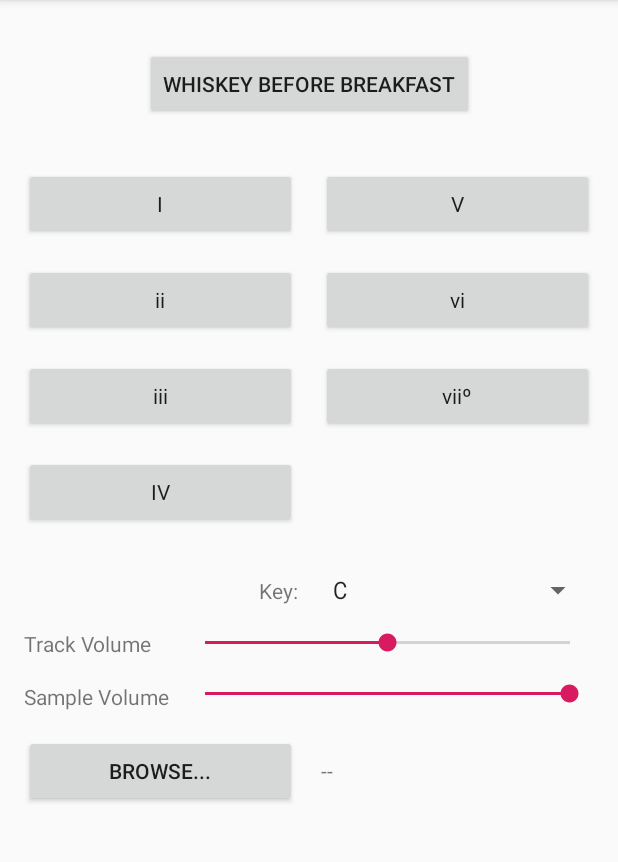
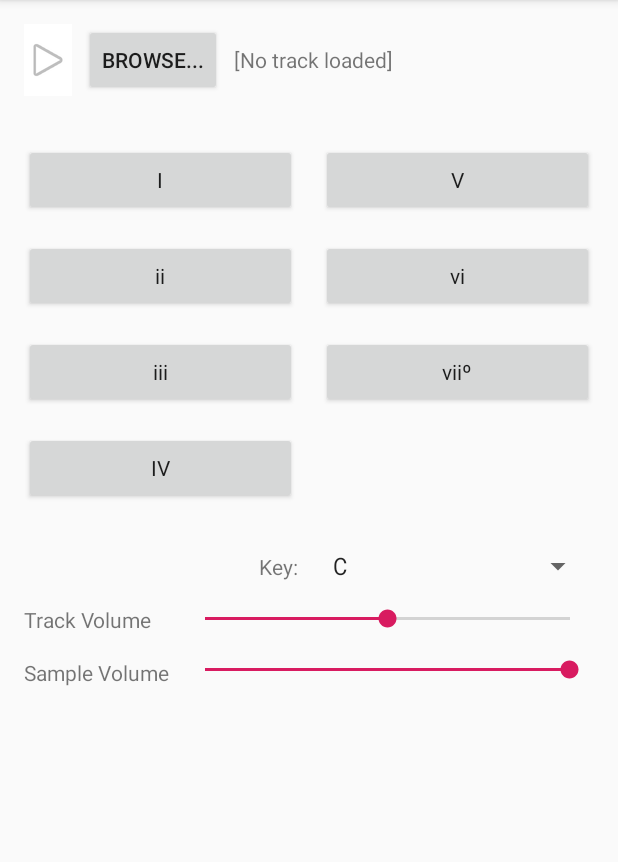
Before and after one commit to zwiebelspaetzle/chord-prog-android, an Android app: the screen it shows after launch (MainActivity), on a phone screen of 412 x 824 dp, the part 84-946 px from its top. Run offline under Robolectric (Android 15) with nearby library versions, the phone set to English and light mode, and no system bars; 1 statement that could not run was skipped.

Commit message:
browse button layout nicer

```diff
--- a/app/src/main/java/com/example/chordprogressions/MainActivity.kt
+++ b/app/src/main/java/com/example/chordprogressions/MainActivity.kt
@@ -2,6 +2,7 @@ package com.example.chordprogressions
 
 import android.app.Activity
 import android.content.Intent
+import android.graphics.Color
 import android.support.v7.app.AppCompatActivity
 import android.os.Bundle
 import android.media.MediaPlayer
@@ -10,6 +11,7 @@ import android.view.View
 import android.media.AudioAttributes
 import android.media.MediaMetadataRetriever
 import android.net.Uri
+import android.support.v7.widget.AppCompatImageButton
 import android.util.Log
 import android.widget.*
 import kotlinx.android.synthetic.main.activity_main.*
@@ -24,6 +26,7 @@ class MainActivity : AppCompatActivity(), AdapterView.OnItemSelectedListener {
     private lateinit var trackUri: Uri
     private lateinit var soundPool: SoundPool
     private lateinit var keys: Array<String>
+    private lateinit var playPauseButton: AppCompatImageButton
     private var mediaMetadataRetriever: MediaMetadataRetriever = MediaMetadataRetriever()
     private var mediaPlayer: MediaPlayer = MediaPlayer()
     private var sampleArray = IntArray(7)
@@ -33,6 +36,12 @@ class MainActivity : AppCompatActivity(), AdapterView.OnItemSelectedListener {
     override fun onCreate(savedInstanceState: Bundle?) {
         super.onCreate(savedInstanceState)
         setContentView(R.layout.activity_main)
+
+        // set up play/pause button
+        playPauseButton = findViewById(R.id.playPauseButton)
+        playPauseButton.isEnabled = false
+        playPauseButton.isClickable = false
+        playPauseButton.setBackgroundColor(Color.WHITE)
 
         // set up mediaPlayer
         mediaPlayer.setVolume(trackVolume, trackVolume)
@@ -127,6 +136,9 @@ class MainActivity : AppCompatActivity(), AdapterView.OnItemSelectedListener {
     }
 
     private fun handleMediaPlayerPrepared() {
+        playPauseButton.isEnabled = true
+        playPauseButton.isClickable = true
+        playPauseButton.setBackgroundColor(Color.GREEN)
         Toast.makeText(this, "prepared", Toast.LENGTH_SHORT).show()
     }
 
--- a/app/src/main/res/layout/activity_main.xml
+++ b/app/src/main/res/layout/activity_main.xml
@@ -16,24 +16,18 @@
             android:onClick="playSample"
             android:layout_marginStart="16dp"
             app:layout_constraintEnd_toStartOf="@+id/s5button" android:layout_marginEnd="16dp"
-            android:layout_marginTop="32dp" app:layout_constraintTop_toBottomOf="@+id/button3"
-            app:layout_constraintHorizontal_bias="0.5" style="@style/AppTheme" android:soundEffectsEnabled="false"/>
-    <Button
-            android:text="@string/button_play"
-            android:layout_width="wrap_content"
-            android:layout_height="wrap_content" app:layout_constraintTop_toTopOf="parent"
-            app:layout_constraintStart_toStartOf="parent" android:layout_marginTop="32dp"
-            app:layout_constraintEnd_toEndOf="parent" android:id="@+id/button3" android:onClick="playMediaPlayer"
-            android:soundEffectsEnabled="false"/>
+            app:layout_constraintHorizontal_bias="0.5" style="@style/AppTheme" android:soundEffectsEnabled="false"
+            android:layout_marginTop="32dp" app:layout_constraintTop_toBottomOf="@+id/browseButton"/>
     <Button
             android:text="@string/button_5th"
             android:layout_width="0dp"
             android:layout_height="wrap_content"
             android:id="@+id/s5button"
             android:onClick="playSample" app:layout_constraintEnd_toEndOf="parent"
-            android:layout_marginEnd="16dp" android:layout_marginTop="32dp"
-            app:layout_constraintTop_toBottomOf="@+id/button3" app:layout_constraintStart_toEndOf="@+id/s1button"
-            app:layout_constraintHorizontal_bias="0.5" style="@style/AppTheme" android:soundEffectsEnabled="false"/>
+            android:layout_marginEnd="16dp"
+            app:layout_constraintStart_toEndOf="@+id/s1button"
+            app:layout_constraintHorizontal_bias="0.5" style="@style/AppTheme" android:soundEffectsEnabled="false"
+            android:layout_marginTop="32dp" app:layout_constraintTop_toBottomOf="@+id/browseButton"/>
     <Spinner
             android:layout_width="0dp"
             android:layout_height="wrap_content"
@@ -133,18 +127,30 @@
             app:layout_constraintTop_toBottomOf="@+id/trackVolumeSeekBar"/>
     <Button
             android:text="@string/browse_button_text"
-            android:layout_width="0dp"
+            android:layout_width="wrap_content"
             android:layout_height="wrap_content"
-            app:layout_constraintStart_toStartOf="parent" android:layout_marginStart="16dp"
             android:id="@+id/browseButton"
-            android:onClick="performFileSearch" app:layout_constraintHorizontal_bias="0.5"
-            app:layout_constraintEnd_toStartOf="@+id/trackNameView" android:layout_marginEnd="16dp"
-            android:layout_marginTop="16dp" app:layout_constraintTop_toBottomOf="@+id/sampleVolumeLabel"/>
+            android:onClick="performFileSearch"
+            app:layout_constraintEnd_toStartOf="@+id/trackNameView"
+            android:layout_marginEnd="8dp" app:layout_constraintStart_toEndOf="@+id/playPauseButton"
+            android:layout_marginStart="8dp" app:layout_constraintHorizontal_bias="0.5" android:layout_marginTop="16dp"
+            app:layout_constraintTop_toTopOf="parent"/>
     <TextView
             android:layout_width="0dp"
             android:layout_height="wrap_content"
-            android:id="@+id/trackNameView" app:layout_constraintStart_toEndOf="@+id/browseButton"
-            app:layout_constraintHorizontal_bias="0.5" app:layout_constraintEnd_toEndOf="parent"
-            android:layout_marginEnd="16dp" android:text="@string/track_name_view_default"
-            app:layout_constraintBaseline_toBaselineOf="@+id/browseButton"/>
+            android:id="@+id/trackNameView"
+            android:text="@string/track_name_view_default"
+            app:layout_constraintBaseline_toBaselineOf="@+id/browseButton" app:layout_constraintEnd_toEndOf="parent"
+            android:layout_marginEnd="8dp" app:layout_constraintStart_toEndOf="@+id/browseButton"
+            app:layout_constraintHorizontal_bias="0.5"/>
+    <ImageButton
+            android:layout_width="wrap_content"
+            android:layout_height="48dp" app:srcCompat="@android:drawable/ic_media_play"
+            android:id="@+id/playPauseButton"
+            app:layout_constraintStart_toStartOf="parent"
+            android:layout_marginStart="16dp" android:layout_marginTop="16dp"
+            app:layout_constraintTop_toTopOf="parent" app:layout_constraintHorizontal_bias="0.5"
+            app:layout_constraintEnd_toStartOf="@+id/browseButton" android:onClick="playMediaPlayer"
+            android:soundEffectsEnabled="false" android:hapticFeedbackEnabled="true" android:clickable="false"
+    />
 </android.support.constraint.ConstraintLayout>
--- a/app/src/main/res/values/strings.xml
+++ b/app/src/main/res/values/strings.xml
@@ -13,7 +13,7 @@
     <string name="track_valume_label">Track Volume</string>
     <string name="sample_valume_label">Sample Volume</string>
     <string name="browse_button_text">Browse...</string>
-    <string name="track_name_view_default">--</string>
+    <string name="track_name_view_default">[No track loaded]</string>
     <string-array name="keys_array">
         <item>G♭</item>
         <item>D♭</item>
```
